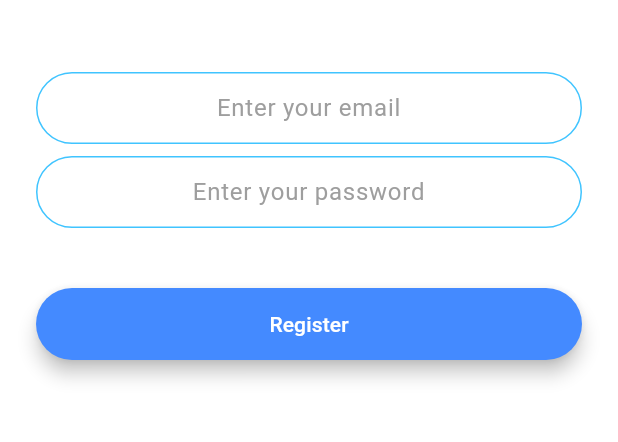
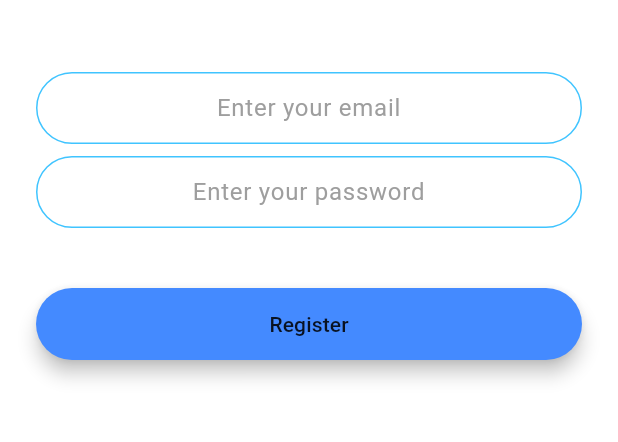
Before and after one commit to Genboyz/Flutter, a Flutter app: the screen it shows after launch, after a tap on "Register", on a phone screen of 412 x 824 dp, the part 576-1018 px from its top. Run offline on Flutter 3.47's test engine with Material 3 defaults, Android fonts, the phone set to English and light mode, and no system bars; our stand-ins replace animated_text_kit, audioplayers, firebase_auth, firebase_core, flutter_spinkit, geolocator and 4 more; accounts and stored records are empty.

Commit message:
Update main.dart

```diff
--- a/Flash chat/lib/main.dart
+++ b/Flash chat/lib/main.dart
@@ -11,25 +11,18 @@
   runApp(FlashChat());
 }
 
-
 class FlashChat extends StatelessWidget {
   @override
   Widget build(BuildContext context) {
     return MaterialApp(
       debugShowCheckedModeBanner: false,
-      theme: ThemeData.dark().copyWith(
-        textTheme: const TextTheme(
-          bodyLarge: TextStyle(color: Colors.black54),
-        ),
-      ),
       initialRoute: WelcomeScreen.id,
       routes: {
         WelcomeScreen.id: (context) => WelcomeScreen(),
-       RegistrationScreen.id: (context) => RegistrationScreen(),
+        RegistrationScreen.id: (context) => RegistrationScreen(),
         LoginScreen.id: (context) => LoginScreen(),
-        ChatScreen.id:(context) => ChatScreen(),
+        ChatScreen.id: (context) => ChatScreen(),
       },
-
     );
   }
 }
```
